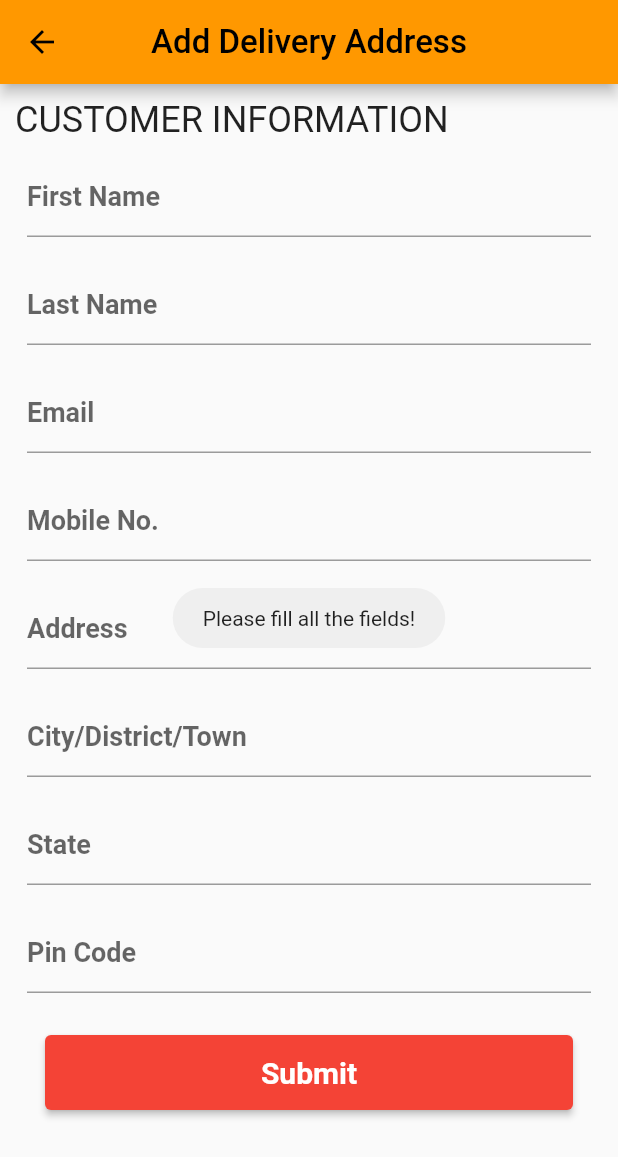
After one commit to CSAURABH/Food-Ordering-App-Flutter, a Flutter app: the AddDeliveryInformationScreen screen opened directly, after a tap on "Submit", on a phone screen of 412 x 824 dp. The commit adds this screen. Shown: the top 1157 px of the screen. Run offline on Flutter 3.47's test engine with Material 2 defaults, Android fonts, the phone set to English and light mode, and no system bars; our stand-ins replace carousel_pro, cloud_firestore, fancy_bottom_navigation, firebase_auth, firebase_core, fluttertoast; accounts and stored records are empty.

Commit message:
created delivery info screen

```diff
--- /dev/null
+++ b/lib/models/cart_model.dart
@@ -0,0 +1,10 @@
+class CartModel {
+  String name;
+  double price;
+  int qty;
+  CartModel({
+    required this.name,
+    required this.price,
+    required this.qty,
+  });
+}
--- /dev/null
+++ b/lib/screens/delivery detail/add_delivery_info.dart
@@ -0,0 +1,195 @@
+import 'package:cloud_firestore/cloud_firestore.dart';
+import 'package:firebase_auth/firebase_auth.dart';
+import 'package:flutter/material.dart';
+import 'package:fluttertoast/fluttertoast.dart';
+
+import 'package:my_food_ordering_app/helpers/styles.dart';
+import 'package:my_food_ordering_app/screens/payment_summery.dart';
+
+// ignore: must_be_immutable
+class AddDeliveryInformationScreen extends StatefulWidget {
+  const AddDeliveryInformationScreen({
+    Key? key,
+  }) : super(key: key);
+
+  @override
+  State<AddDeliveryInformationScreen> createState() => _CheckOutScreenState();
+}
+
+class _CheckOutScreenState extends State<AddDeliveryInformationScreen> {
+  @override
+  Widget build(BuildContext context) {
+    TextEditingController firstNameController = TextEditingController();
+    TextEditingController lastNameController = TextEditingController();
+    TextEditingController emailController = TextEditingController();
+    TextEditingController mobileNoController = TextEditingController();
+    TextEditingController addressController = TextEditingController();
+    TextEditingController cityController = TextEditingController();
+    TextEditingController stateController = TextEditingController();
+    TextEditingController pincodeController = TextEditingController();
+
+    sendDeliveryInfo() async {
+      // ignore: unrelated_type_equality_checks
+      if (firstNameController.text == "" ||
+          // ignore: unrelated_type_equality_checks
+          lastNameController.text == "" ||
+          // ignore: unrelated_type_equality_checks
+          emailController.text == "" ||
+          // ignore: unrelated_type_equality_checks
+          mobileNoController.text == "" ||
+          // ignore: unrelated_type_equality_checks
+          addressController.text == "" ||
+          // ignore: unrelated_type_equality_checks
+          cityController.text == "" ||
+          // ignore: unrelated_type_equality_checks
+          stateController.text == "" ||
+          // ignore: unrelated_type_equality_checks
+          pincodeController.text == "") {
+        Fluttertoast.showToast(
+          msg: "Please fill all the fields!",
+          gravity: ToastGravity.CENTER,
+        );
+      } else {
+        CollectionReference customerInfo =
+            FirebaseFirestore.instance.collection("customer-info");
+
+        return customerInfo
+            .doc(FirebaseAuth.instance.currentUser!.email)
+            .collection("information")
+            .doc()
+            .set({
+          "First-Name": firstNameController.text,
+          "Last-Name": lastNameController.text,
+          "Email": emailController.text,
+          "Mobile-No": mobileNoController.text,
+          "Address": addressController.text,
+          "City/District/Town": cityController.text,
+          "State": cityController.text,
+          "Pin-Code": pincodeController.text
+        }).then(
+          (value) => Navigator.pop(context),
+        );
+      }
+    }
+
+    return Scaffold(
+      appBar: AppBar(
+        centerTitle: true,
+        title: const Text(
+          "Add Delivery Address",
+          style: TextStyle(
+            fontSize: 22,
+            fontWeight: FontWeight.w500,
+          ),
+        ),
+      ),
+      body: SingleChildScrollView(
+        child: Column(
+          children: [
+            Padding(
+              padding: const EdgeInsets.all(10.0),
+              child: Column(
+                crossAxisAlignment: CrossAxisAlignment.start,
+                mainAxisAlignment: MainAxisAlignment.spaceBetween,
+                children: [
+                  Text(
+                    "CUSTOMER INFORMATION",
+                    style: Theme.of(context).textTheme.headline5,
+                  ),
+                  const SizedBox(
+                    height: 5,
+                  ),
+                  _buildTextFormField(
+                      firstNameController, context, "First Name"),
+                  const SizedBox(
+                    height: 5,
+                  ),
+                  _buildTextFormField(lastNameController, context, "Last Name"),
+                  const SizedBox(
+                    height: 5,
+                  ),
+                  _buildTextFormField(emailController, context, "Email"),
+                  const SizedBox(
+                    height: 5,
+                  ),
+                  _buildTextFormField(
+                      mobileNoController, context, "Mobile No."),
+                  const SizedBox(
+                    height: 5,
+                  ),
+                  _buildTextFormField(addressController, context, "Address"),
+                  const SizedBox(
+                    height: 5,
+                  ),
+                  _buildTextFormField(
+                      cityController, context, "City/District/Town"),
+                  const SizedBox(
+                    height: 5,
+                  ),
+                  _buildTextFormField(stateController, context, "State"),
+                  const SizedBox(
+                    height: 5,
+                  ),
+                  _buildTextFormField(pincodeController, context, "Pin Code"),
+                  const SizedBox(
+                    height: 20,
+                  ),
+                  Container(
+                    margin: const EdgeInsets.symmetric(horizontal: 20),
+                    width: double.infinity,
+                    height: 50,
+                    child: ElevatedButton(
+                      onPressed: () {
+                        sendDeliveryInfo();
+                      },
+                      style: ElevatedButton.styleFrom(primary: Colors.red),
+                      child: const Text(
+                        "Submit",
+                        style: TextStyle(
+                          color: white,
+                          fontSize: 20,
+                          fontWeight: FontWeight.bold,
+                        ),
+                      ),
+                    ),
+                  ),
+                ],
+              ),
+            ),
+          ],
+        ),
+      ),
+    );
+  }
+}
+
+Padding _buildTextFormField(
+    TextEditingController controller, BuildContext context, String labelText) {
+  return Padding(
+    padding: const EdgeInsets.all(8.0),
+    child: Row(
+      children: [
+        Expanded(
+          child: TextFormField(
+            controller: controller,
+            decoration: InputDecoration(
+              isDense: true,
+              label: Text(
+                labelText,
+                style: const TextStyle(
+                  fontSize: 18,
+                  fontWeight: FontWeight.bold,
+                ),
+              ),
+              focusedBorder: const UnderlineInputBorder(
+                borderSide: BorderSide(
+                  color: Colors.black,
+                ),
+              ),
+            ),
+          ),
+        ),
+      ],
+    ),
+  );
+}
```
Also changed, not shown: lib/screens/cart_screen.dart (+11 -3 lines), lib/screens/checkout_screen.dart (deleted, +0 -225 lines), lib/screens/delivery detail/delivery_information_screen.dart (added, +93 -0 lines), lib/screens/delivery detail/single_delivery_item.dart (added, +62 -0 lines), lib/screens/payment_screen.dart (added, +26 -0 lines).
